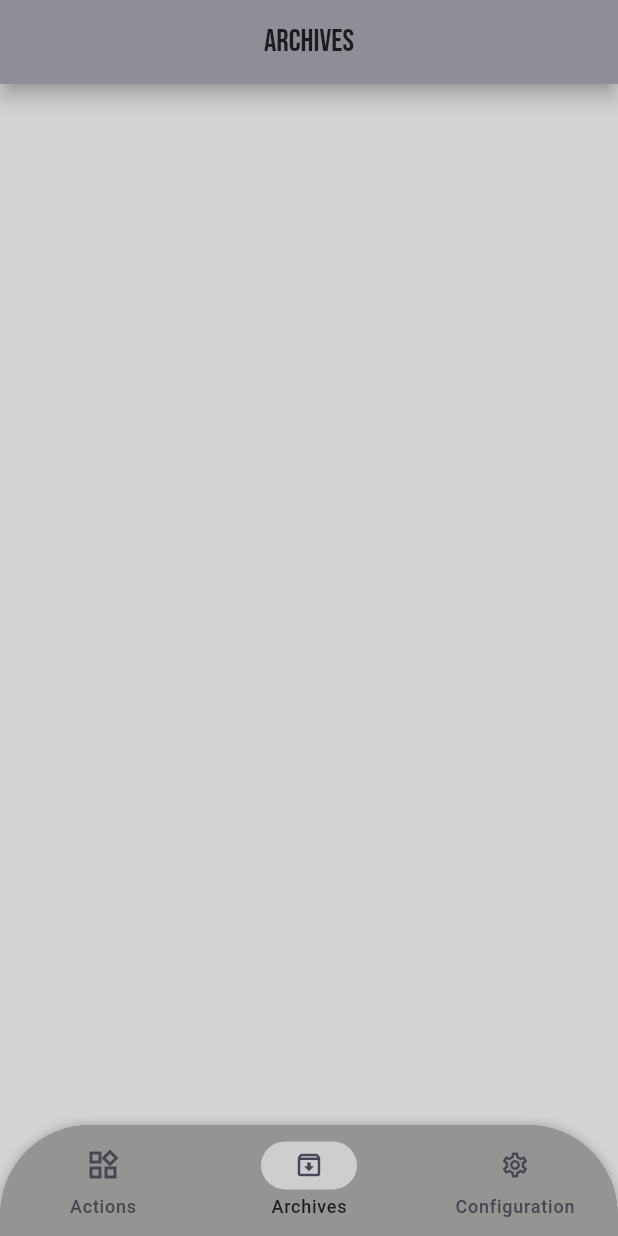
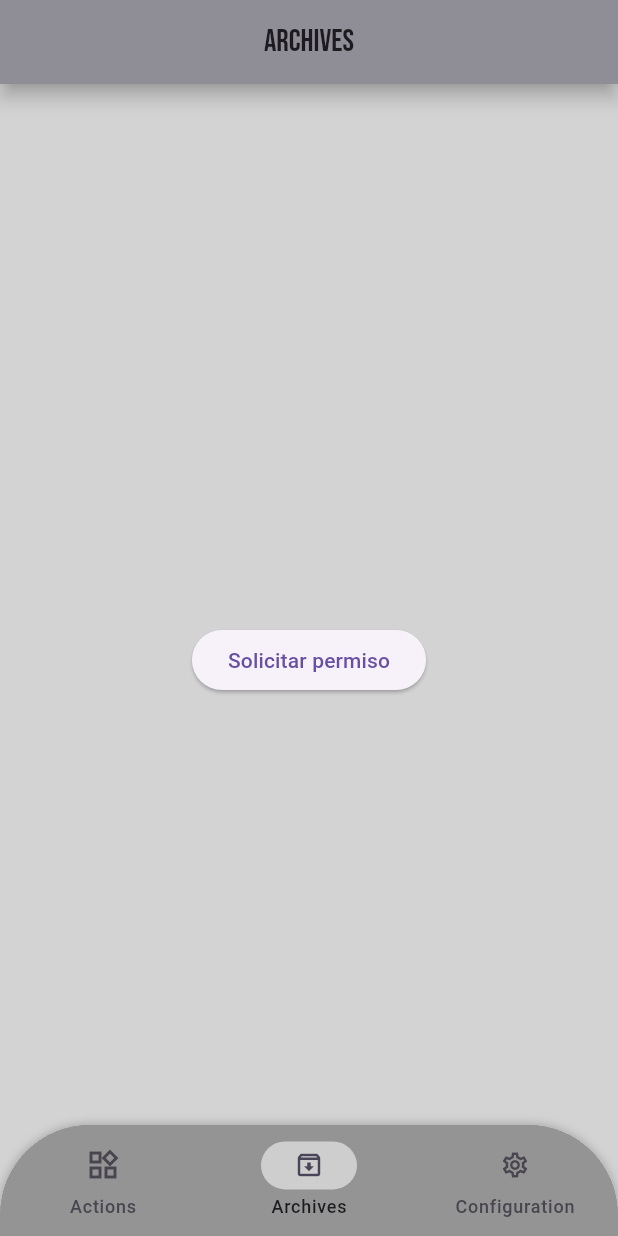
Before and after one commit to Kross26/app_pdf, a Flutter app: the screen it shows after launch, item 2 of the bottom bar chosen, on a phone screen of 412 x 824 dp. Run offline on Flutter 3.47's test engine with Material 3 defaults, Android fonts, the phone set to English and light mode, and no system bars; our stand-ins replace go_router, permission_handler.

Commit message:
elevatedbottom added

```diff
--- a/lib/ui/pages/views/archives_view.dart
+++ b/lib/ui/pages/views/archives_view.dart
@@ -1,12 +1,43 @@
 import 'package:flutter/material.dart';
+import 'package:permission_handler/permission_handler.dart';
 
 class ArchivesView extends StatelessWidget {
-  const ArchivesView({super.key});
+  const ArchivesView({Key? key}) : super(key: key);
 
   @override
   Widget build(BuildContext context) {
     return Scaffold(
       backgroundColor: Color.fromRGBO(211, 211, 211, 1),
+      body: Center(
+        child: ElevatedButton(
+          child: const Text('Solicitar permiso'),
+          onPressed: () async {
+            final status = await Permission.storage.request();
+            if (status.isGranted) {
+              // El permiso fue otorgado, puedes leer archivos PDF aquí
+              // por ejemplo, utilizando el paquete pdf_flutter o similar
+              print('Permiso otorgado');
+            } else {
+              // El permiso no fue otorgado
+              // Puedes mostrar un mensaje al usuario o realizar alguna acción adicional
+              showDialog(
+                context: context,
+                builder: (context) => AlertDialog(
+                  title: Text('Permiso no otorgado'),
+                  content: Text(
+                      'Para leer archivos, por favor otorga el permiso de almacenamiento.'),
+                  actions: [
+                    TextButton(
+                      onPressed: () => Navigator.pop(context),
+                      child: Text('OK'),
+                    ),
+                  ],
+                ),
+              );
+            }
+          },
+        ),
+      ),
     );
   }
 }
```
